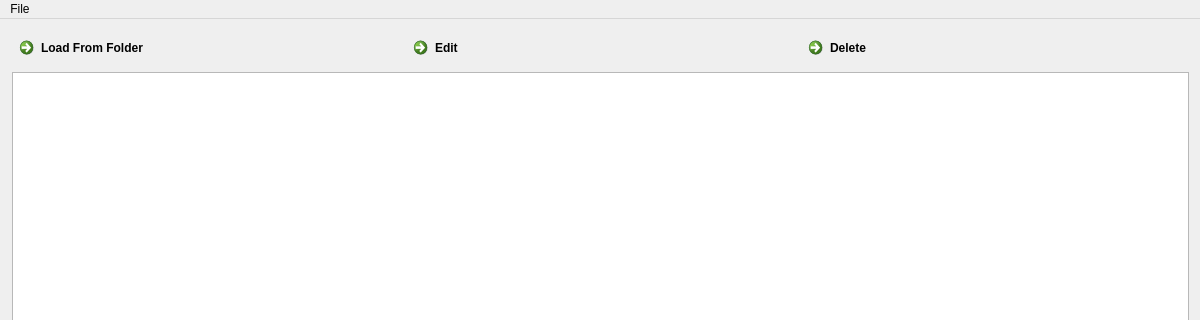
This is mainwindow.ui in utat-uav/Software as Qt 5 draws it before an edit; both pictures show x 0 to 1200 and y 0 to 320 of the 1200 by 800 pixel window. The edited form follows.
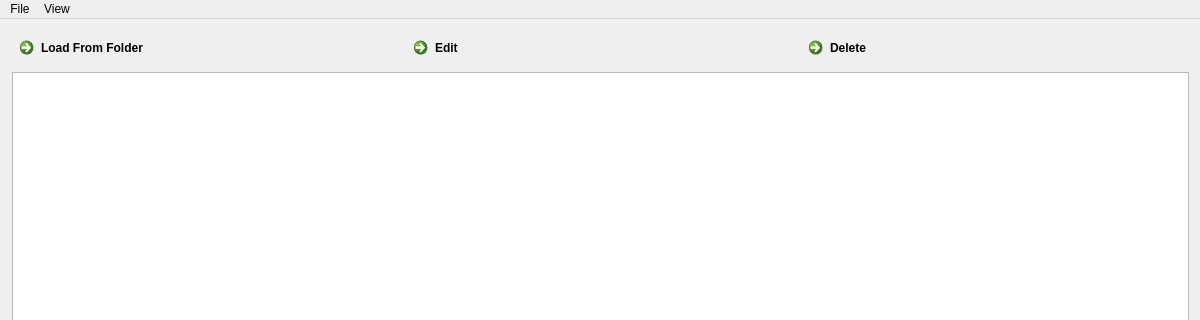
This is the edited form. Icons and pictures are not drawn.

Commit message: Added ghetto feature to UI that allows user to view only images with targets

The edit to the form file:
```diff
--- a/mainwindow.ui
+++ b/mainwindow.ui
@@ -130,7 +130,14 @@
     </property>
     <addaction name="actionProcess_Image_Set"/>
    </widget>
+   <widget class="QMenu" name="menuView">
+    <property name="title">
+     <string>View</string>
+    </property>
+    <addaction name="actionOnly_images_with_targets"/>
+   </widget>
    <addaction name="menuFile"/>
+   <addaction name="menuView"/>
   </widget>
   <widget class="QStatusBar" name="statusBar"/>
   <widget class="QDockWidget" name="dockWidget_2">
```
Left out of the diff: 8 changed lines with no effect on the pictures. The commit also changes 4 other files.
